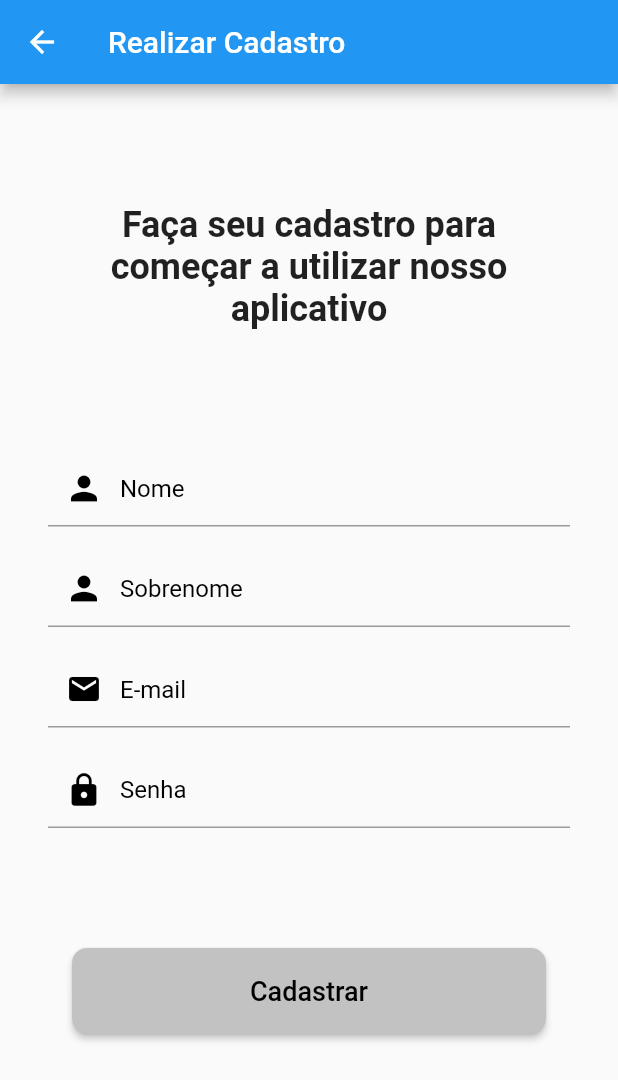
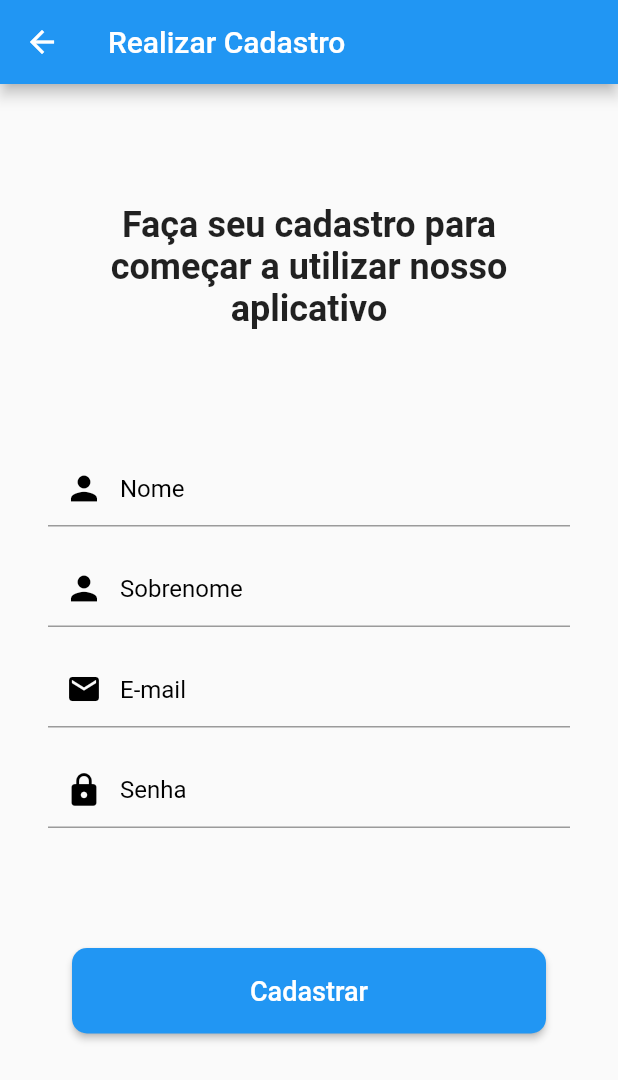
Before and after one commit to WallisonRP/ppdm-fatecrp, a Flutter app: the screen it shows after launch, after a tap on "Cadastrar", on a phone screen of 412 x 824 dp. Shown: the top 1080 px of the screen. Run offline on Flutter 3.47's test engine with Material 2 defaults, Android fonts, the phone set to English and light mode, and no system bars; our stand-ins replace cloud_firestore, firebase_auth, firebase_core; accounts and stored records are empty; network calls fail.

Commit message:
ajuste tela de login

```diff
--- a/lib/view/pages/tela_cadastrar_aluno.dart
+++ b/lib/view/pages/tela_cadastrar_aluno.dart
@@ -264,10 +264,9 @@ class _TelaCadastrarAlunoState extends State<TelaCadastrarAluno> {
                       },
                       child: Text(
                         'Cancelar',
-                        style: TextStyle(color: Colors.black),
+                        style: TextStyle(color: Colors.white),
                       ),
                       style: ElevatedButton.styleFrom(
-                        backgroundColor: Color(0xffD9D9D9),
                         padding: EdgeInsets.fromLTRB(26, 18, 26, 18),
                       ),
                     ),
@@ -278,10 +277,9 @@ class _TelaCadastrarAlunoState extends State<TelaCadastrarAluno> {
                       },
                       child: Text(
                         'Proximo',
-                        style: TextStyle(color: Colors.black),
+                        style: TextStyle(color: Colors.white),
                       ),
                       style: ElevatedButton.styleFrom(
-                        backgroundColor: Color(0xffD9D9D9),
                         padding: EdgeInsets.fromLTRB(26, 18, 26, 18),
                       ),
                     ),
--- a/lib/view/pages/tela_cadastrar_rosto.dart
+++ b/lib/view/pages/tela_cadastrar_rosto.dart
@@ -108,10 +108,9 @@ class _TelaCadastrarRostoState extends State<TelaCadastrarRosto> {
                   },
                   child: Text(
                     'Voltar',
-                    style: TextStyle(color: Colors.black),
+                    style: TextStyle(color: Colors.white),
                   ),
                   style: ElevatedButton.styleFrom(
-                    backgroundColor: Color(0xffD9D9D9),
                     padding: EdgeInsets.fromLTRB(26, 18, 26, 18),
                   ),
                 ),
@@ -151,10 +150,9 @@ class _TelaCadastrarRostoState extends State<TelaCadastrarRosto> {
                   },
                   child: Text(
                     'Proximo',
-                    style: TextStyle(color: Colors.black),
+                    style: TextStyle(color: Colors.white),
                   ),
                   style: ElevatedButton.styleFrom(
-                    backgroundColor: Color(0xffD9D9D9),
                     padding: EdgeInsets.fromLTRB(26, 18, 26, 18),
                   ),
                 ),
--- a/lib/view/pages/tela_cadastrar_turma.dart
+++ b/lib/view/pages/tela_cadastrar_turma.dart
@@ -60,10 +60,9 @@ class _TelaCadastrarTurmaState extends State<TelaCadastrarTurma> {
                     },
                     child: Text(
                       'Cancelar',
-                      style: TextStyle(color: Colors.black),
+                      style: TextStyle(color: Colors.white),
                     ),
                     style: ElevatedButton.styleFrom(
-                      backgroundColor: Color(0xffD9D9D9),
                       padding: EdgeInsets.fromLTRB(26, 18, 26, 18),
                     ),
                   ),
@@ -102,10 +101,9 @@ class _TelaCadastrarTurmaState extends State<TelaCadastrarTurma> {
                     },
                     child: Text(
                       'Criar',
-                      style: TextStyle(color: Colors.black),
+                      style: TextStyle(color: Colors.white),
                     ),
                     style: ElevatedButton.styleFrom(
-                      backgroundColor: Color(0xffD9D9D9),
                       padding: EdgeInsets.fromLTRB(26, 18, 26, 18),
                     ),
                   ),
--- a/lib/view/pages/tela_cadastro.dart
+++ b/lib/view/pages/tela_cadastro.dart
@@ -67,7 +67,6 @@ class _TelaDeCadastroState extends State<TelaDeCadastro> {
                         sobrenome: sobrenome.text);
                   },
                   style: ElevatedButton.styleFrom(
-                      backgroundColor: Color.fromARGB(255, 194, 194, 194),
                       padding: EdgeInsets.fromLTRB(0, 18, 0, 18),
                       shape: RoundedRectangleBorder(
                           borderRadius: BorderRadius.circular(10))),
@@ -76,7 +75,7 @@ class _TelaDeCadastroState extends State<TelaDeCadastro> {
                     style: TextStyle(
                         fontSize: 18,
                         fontWeight: FontWeight.w500,
-                        color: Colors.black),
+                        color: Colors.white),
                   ),
                 ),
               ),
--- a/lib/view/pages/tela_de_login.dart
+++ b/lib/view/pages/tela_de_login.dart
@@ -34,17 +34,22 @@ class _TelaDeLoginState extends State<TelaDeLogin> {
     return Scaffold(
       body: SingleChildScrollView(
         child: Container(
-          margin: EdgeInsets.fromLTRB(32.0, 80.0, 32.0, 32.0),
+          margin: EdgeInsets.fromLTRB(32.0, 50.0, 32.0, 32.0),
           child: Column(
             // mainAxisAlignment: MainAxisAlignment.center,
             crossAxisAlignment: CrossAxisAlignment.center,
             children: [
+              Image.asset(
+                'lib/assets/images/login.png',
+                width: 500,
+                height: 250,
+              ),
               Text(
                 "Seja bem vindo(a)!",
                 style: TextStyle(fontSize: 36.0, fontWeight: FontWeight.bold),
               ),
               Padding(
-                padding: const EdgeInsets.only(top: 40.0, bottom: 80.0),
+                padding: const EdgeInsets.only(top: 20.0, bottom: 50.0),
                 child: Text(
                   "Faça seu login para ter acesso ao aplicativo",
                   style: TextStyle(fontWeight: FontWeight.bold, fontSize: 16.0),
@@ -62,7 +67,6 @@ class _TelaDeLoginState extends State<TelaDeLogin> {
                       isDense: true,
                       contentPadding: EdgeInsets.all(16),
                       hintText: 'Senha',
-
                       hintStyle: TextStyle(fontSize: 16.0, color: Colors.black),
                       labelStyle: TextStyle(color: Colors.black),
                       prefixIcon: Icon(
@@ -116,7 +120,6 @@ class _TelaDeLoginState extends State<TelaDeLogin> {
                         email: email.text, senha: senha.text, context: context);
                   },
                   style: ElevatedButton.styleFrom(
-                      backgroundColor: Color.fromARGB(255, 194, 194, 194),
                       padding: EdgeInsets.fromLTRB(0, 18, 0, 18),
                       shape: RoundedRectangleBorder(
                           borderRadius: BorderRadius.circular(10))),
@@ -125,7 +128,7 @@ class _TelaDeLoginState extends State<TelaDeLogin> {
                     style: TextStyle(
                         fontSize: 18,
                         fontWeight: FontWeight.w500,
-                        color: Colors.black),
+                        color: Colors.white),
                   ),
                 ),
               ),
--- a/lib/view/widgets/botao_full_width.dart
+++ b/lib/view/widgets/botao_full_width.dart
@@ -9,14 +9,13 @@ BotaoFullWidth(rotulo, context, rota) {
         Navigator.pushNamed(context, rota);
       },
       style: ElevatedButton.styleFrom(
-          backgroundColor: Color.fromARGB(255, 194, 194, 194),
           padding: EdgeInsets.fromLTRB(0, 18, 0, 18),
           shape:
               RoundedRectangleBorder(borderRadius: BorderRadius.circular(10))),
       child: Text(
         rotulo,
         style: TextStyle(
-            fontSize: 18, fontWeight: FontWeight.w500, color: Colors.black),
+            fontSize: 18, fontWeight: FontWeight.w500, color: Colors.white),
       ),
     ),
   );
--- a/lib/view/widgets/menuDrawer.dart
+++ b/lib/view/widgets/menuDrawer.dart
@@ -25,7 +25,7 @@ class MenuDrawer extends StatelessWidget {
                       },
                       child: Icon(
                         Icons.logout,
-                        color: Color.fromARGB(255, 179, 39, 29),
+                        color: Color.fromARGB(255, 241, 59, 46),
                       )),
                 ),
               ],
@@ -33,7 +33,7 @@ class MenuDrawer extends StatelessWidget {
                 backgroundColor: Color.fromARGB(255, 109, 185, 247),
                 radius: 30,
                 child: Text(
-                  nome[0],
+                  nome[0].toUpperCase(),
                   style: TextStyle(
                       fontSize: 40,
                       fontWeight: FontWeight.w500,
--- a/pubspec.yaml
+++ b/pubspec.yaml
@@ -76,6 +76,7 @@ flutter:
     - lib/assets/images/rodrigo.jpg
     - lib/assets/images/gabriel.jpg
     - lib/assets/images/wallison.jpg
+    - lib/assets/images/login.png
 
   # An image asset can refer to one or more resolution-specific "variants", see
   # https://flutter.dev/assets-and-images/#resolution-aware
```
Also changed, not shown: lib/assets/images/login.png (added).
